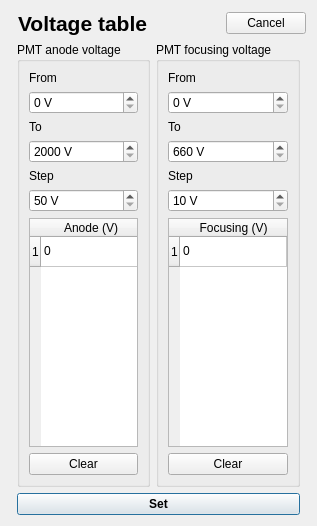
Above: TripleReg/dialogvoltagetable.ui from ziemastz/SL before the change. Below: the same form after it.
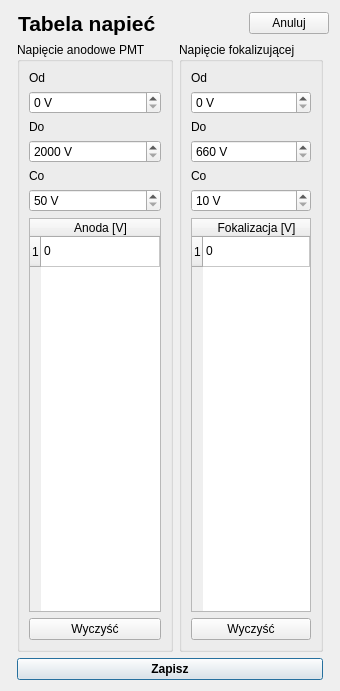
That is the form after the change. Icons and pictures are not drawn.

What changed in the file:
```diff
--- a/TripleReg/dialogvoltagetable.ui
+++ b/TripleReg/dialogvoltagetable.ui
@@ -6,8 +6,8 @@
    <rect>
     <x>0</x>
     <y>0</y>
-    <width>300</width>
-    <height>526</height>
+    <width>286</width>
+    <height>691</height>
    </rect>
   </property>
   <property name="windowTitle">
@@ -41,7 +41,7 @@
      <item row="0" column="4" rowspan="2">
       <widget class="QPushButton" name="cancel_pushButton">
        <property name="text">
-        <string>Cancel</string>
+        <string>Anuluj</string>
        </property>
        <property name="autoDefault">
         <bool>false</bool>
@@ -64,7 +64,7 @@
         </font>
        </property>
        <property name="text">
-        <string>Voltage table</string>
+        <string>Tabela napieć</string>
        </property>
        <property name="alignment">
         <set>Qt::AlignBottom|Qt::AlignLeading|Qt::AlignLeft</set>
@@ -95,7 +95,7 @@
       </font>
      </property>
      <property name="text">
-      <string>Set</string>
+      <string>Zapisz</string>
      </property>
      <property name="default">
       <bool>true</bool>
@@ -137,13 +137,13 @@
       </sizepolicy>
      </property>
      <property name="title">
-      <string>PMT anode voltage</string>
+      <string>Napięcie anodowe PMT</string>
      </property>
      <layout class="QVBoxLayout" name="verticalLayout">
       <item>
        <widget class="QLabel" name="label">
         <property name="text">
-         <string>From</string>
+         <string>Od</string>
         </property>
        </widget>
       </item>
@@ -163,7 +163,7 @@
       <item>
        <widget class="QLabel" name="label_3">
         <property name="text">
-         <string>To</string>
+         <string>Do</string>
         </property>
        </widget>
       </item>
@@ -186,7 +186,7 @@
       <item>
        <widget class="QLabel" name="label_4">
         <property name="text">
-         <string>Step</string>
+         <string>Co</string>
         </property>
        </widget>
       </item>
@@ -227,7 +227,7 @@
         </row>
         <column>
          <property name="text">
-          <string>Anode (V)</string>
+          <string>Anoda [V]</string>
          </property>
         </column>
         <item row="0" column="0">
@@ -240,7 +240,7 @@
       <item>
        <widget class="QPushButton" name="clearAnode_pushButton">
         <property name="text">
-         <string>Clear</string>
+         <string>Wyczyść</string>
         </property>
        </widget>
       </item>
@@ -256,13 +256,13 @@
       </sizepolicy>
      </property>
      <property name="title">
-      <string>PMT focusing voltage</string>
+      <string>Napięcie fokalizującej</string>
      </property>
      <layout class="QVBoxLayout" name="verticalLayout_2">
       <item>
        <widget class="QLabel" name="label_5">
         <property name="text">
-         <string>From</string>
+         <string>Od</string>
         </property>
        </widget>
       </item>
@@ -282,7 +282,7 @@
       <item>
        <widget class="QLabel" name="label_6">
         <property name="text">
-         <string>To</string>
+         <string>Do</string>
         </property>
        </widget>
       </item>
@@ -305,7 +305,7 @@
       <item>
        <widget class="QLabel" name="label_7">
         <property name="text">
-         <string>Step</string>
+         <string>Co</string>
         </property>
        </widget>
       </item>
@@ -346,7 +346,7 @@
         </row>
         <column>
          <property name="text">
-          <string>Focusing (V)</string>
+          <string>Fokalizacja [V]</string>
          </property>
         </column>
         <item row="0" column="0">
@@ -359,7 +359,7 @@
       <item>
        <widget class="QPushButton" name="clearFocusing_pushButton">
         <property name="text">
-         <string>Clear</string>
+         <string>Wyczyść</string>
         </property>
        </widget>
       </item>
```
